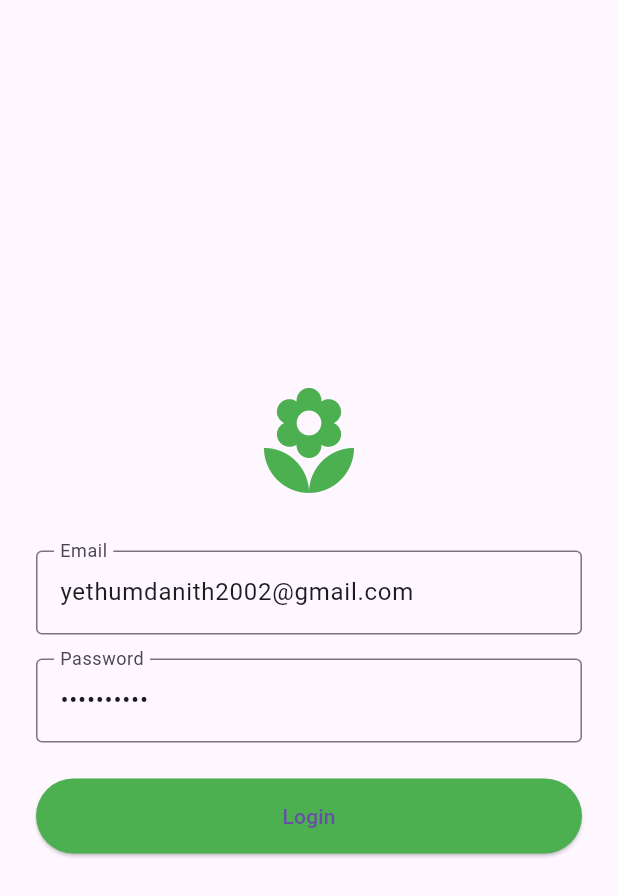
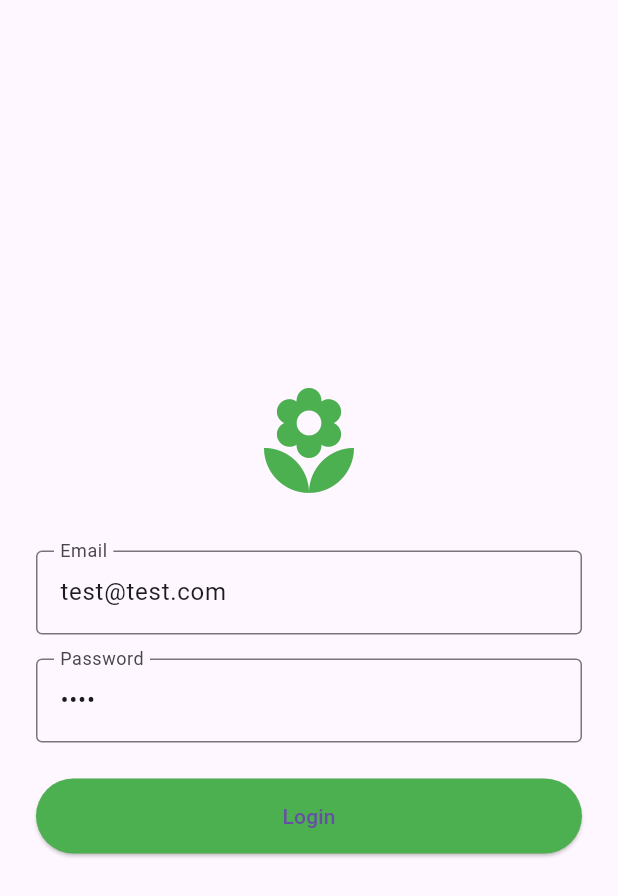
Before and after one commit to danith11/Plant-Care-App, a Flutter app: the LoginScreen screen opened directly, on a phone screen of 412 x 824 dp. Shown: the top 896 px of the screen. Run offline on Flutter 3.47's test engine with Material 3 defaults, Android fonts, the phone set to English and light mode, and no system bars; our stand-ins replace shared_preferences; accounts and stored records are empty.

```diff
--- a/lib/screens/login_screen.dart
+++ b/lib/screens/login_screen.dart
@@ -9,9 +9,8 @@ class LoginScreen extends StatefulWidget {
 }
 
 class _LoginScreenState extends State<LoginScreen> {
-  // final _emailController = TextEditingController(text: "eve.holt@reqres.in");
-  final _emailController = TextEditingController(text: "yethumdanith2002@gmail.com");
-  final _passwordController = TextEditingController(text: "danith@123");
+  final _emailController = TextEditingController(text: "test@test.com");
+  final _passwordController = TextEditingController(text: "1234");
   bool _isLoading = false;
 
   void _login() async {
```
Also changed, not shown: lib/providers/auth_provider.dart (added, +41 -0 lines).
